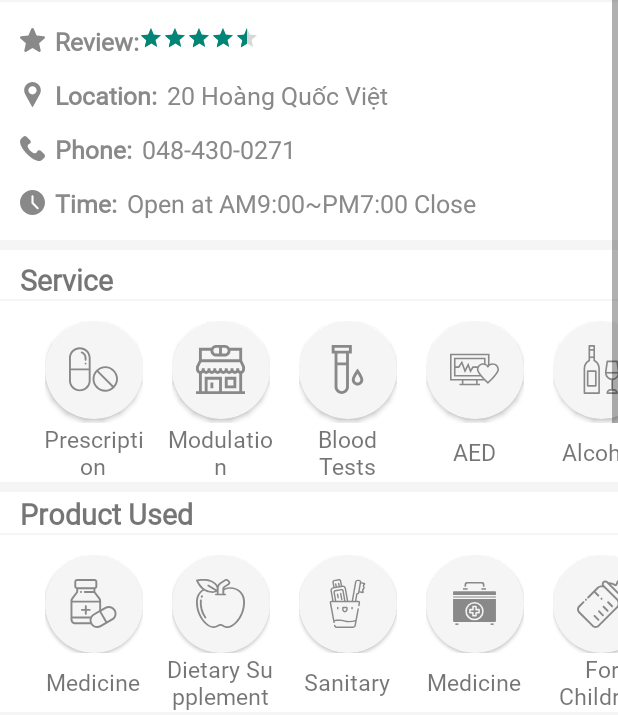
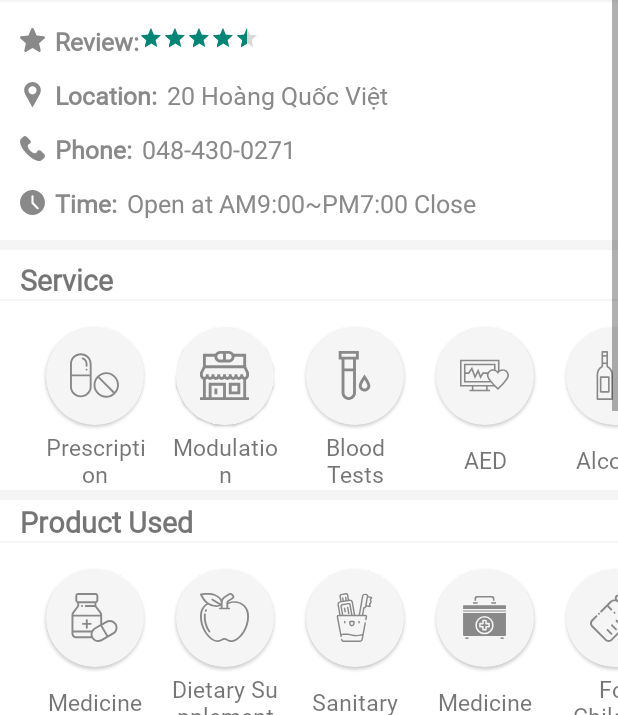
Before and after one commit to hoangth312/DrugStore, an Android app: the InformationDrugStoreFragment screen opened through its navigation route, on a phone screen of 412 x 824 dp, the part 521-1236 px from its top. Run offline under Robolectric (Android 15) with nearby library versions, the phone set to English and light mode, and no system bars; our stand-ins replace navigation-ui, sdp/ssp sizes; libraries missing offline, so code that uses them is left out: com.budiyev.android; plain views replace CircleIndicator; 6 statements that could not run were skipped.

Commit message:
commit lan 1 by Phong

```diff
--- a/app/src/main/java/com/hoanganh/drugstore/Fragment/InformationDrugStoreFragment.kt
+++ b/app/src/main/java/com/hoanganh/drugstore/Fragment/InformationDrugStoreFragment.kt
@@ -12,14 +12,12 @@ import androidx.recyclerview.widget.RecyclerView
 import com.hoanganh.drugstore.Adapter.CommentAdapter
 import com.hoanganh.drugstore.Adapter.ProductUsedAdapter
 import com.hoanganh.drugstore.Adapter.ServiceAdapter
-import com.hoanganh.drugstore.Model.Comment
-import com.hoanganh.drugstore.Model.DrugStore
-import com.hoanganh.drugstore.Model.ProductUsed
-import com.hoanganh.drugstore.Model.Services
+import com.hoanganh.drugstore.Model.*
 import com.hoanganh.drugstore.R
 import com.hoanganh.drugstore.api.RetrofitClient
 import kotlinx.android.synthetic.main.fragment_information_drug_store.*
 import kotlinx.android.synthetic.main.fragment_information_drug_store.view.*
+import org.json.JSONArray
 import retrofit2.Call
 import java.text.SimpleDateFormat
 import java.util.*
@@ -32,45 +30,15 @@ class InformationDrugStoreFragment : Fragment() {
     private val listProductUsed = ArrayList<ProductUsed>()
     private val listCommentDS = ArrayList<Comment>()
     private val now = SimpleDateFormat("yyyy/MM/dd", Locale.getDefault()).format(Date())
-//    private val token = "Bearer eyJhbGciOiJIUzUxMiJ9.eyJzdWIiOiJwaG9uZ2RlcHRyYWkiLCJpYXQiOjE2MTA5NTM5NTAsImV4cCI6MTYxMDk4Mjc1MH0.RbhX2TaCOUFZEvQ18V9YpQrePZ_9S0VeD2WyhtZ98hukcpHIa8TSNnVAqFEhvwim-iYqezMIMWu7Sd5Y2Vw7RQ"
     override fun onCreateView(inflater: LayoutInflater, container: ViewGroup?, savedInstanceState: Bundle?): View? {
         viewOfLayout = inflater.inflate(R.layout.fragment_information_drug_store, container, false)
         setupView()
         setDataService()
         setDataProduct()
         setDataComment()
-//        getDataDrugStore()
-
+        getDataDrugStore()
         return viewOfLayout
     }
-
-//    private fun getDataDrugStore() {
-//        RetrofitClient
-//                .getApiService()
-//                .getDrugstore(token)
-//        .enqueue(object : Callback<DrugStore>{
-//            override fun onResponse(call: Call<DrugStore>, response: Response<DrugStore>) {
-//                response.isSuccessful
-//            }
-//
-//            override fun onFailure(call: Call<DrugStore>, t: Throwable) {
-
-//            }
-//
-//        })
-//    }
-
-    override fun onResume() {
-        super.onResume()
-        (activity as AppCompatActivity?)!!.supportActionBar!!.hide()
-    }
-
-    override fun onStop() {
-        super.onStop()
-        (activity as AppCompatActivity?)!!.supportActionBar!!.show()
-
-    }
-
 
     private fun setupView() {
         viewOfLayout.rcService.layoutManager = LinearLayoutManager(context, RecyclerView.HORIZONTAL, false)
@@ -79,9 +47,7 @@ class InformationDrugStoreFragment : Fragment() {
         viewOfLayout.rcProductUsed.layoutManager = LinearLayoutManager(context, RecyclerView.HORIZONTAL, false)
         val productUsedAdapter = ProductUsedAdapter(listProductUsed)
         viewOfLayout.rcProductUsed.adapter = productUsedAdapter
-
     }
-
 
     private fun setDataService() {
         listService.add(Services(R.drawable.ic_pills, "Prescription"))
@@ -107,15 +73,15 @@ class InformationDrugStoreFragment : Fragment() {
         viewOfLayout.reviewCommentDS.setOnRatingBarChangeListener { ratingBar, rating, fromUser -> rating }
 
         viewOfLayout.btnCommentDS.setOnClickListener {
-            if (edtComment.text.toString() == "" ) {
+            if (edtComment.text.toString() == "") {
                 Toast.makeText(context, "Pls Enter Text", Toast.LENGTH_SHORT).show()
-            } else if (reviewCommentDS.rating.toDouble() == 0.0){
+            } else if (reviewCommentDS.rating.toDouble() == 0.0) {
                 Toast.makeText(context, "Pls Enter Rating for you", Toast.LENGTH_SHORT).show()
             } else {
                 val cmt = edtComment.text.toString()
                 val currentDate = txtDateCommentDS.text.toString()
                 val rateValue = reviewCommentDS.rating
-                listCommentDS.add(0,Comment(cmt, "", rateValue, currentDate))
+                listCommentDS.add(0, Comment(cmt, "", rateValue, currentDate))
                 val listCommentAdapter = CommentAdapter(listCommentDS)
                 viewOfLayout.rcComment.layoutManager = LinearLayoutManager(context)
                 viewOfLayout.rcComment.setItemViewCacheSize(2)
@@ -126,4 +92,48 @@ class InformationDrugStoreFragment : Fragment() {
     }
 
 
+    private fun getDataDrugStore() {
+        RetrofitClient
+                .getApiService()
+                .getDrugstore()
+                .enqueue(object : Callback<List<DrugStoreItem>> {
+                    override fun onResponse(call: Call<List<DrugStoreItem>>, response: Response<List<DrugStoreItem>>) {
+                        response.isSuccessful
+//                    val jsonArray = JSONArray()
+//                    for (i in 0 until jsonArray.length()) {
+//                        val drugStore = jsonArray.getJSONObject(i)
+//                        txtNameDrugStore.text = drugStore.getString("name")
+//                        val name = drugStore.getString("name")
+//                        val phoneNumber = drugStore.getString("phoneNumber")
+//                        val apartmentNumber = drugStore.getString("apartmentNumber")
+//                        val street = drugStore.getString("street")
+//                        val timeWorking = drugStore.getString("timeWorking")
+//                        val vote = drugStore.getBoolean("vote")
+//
+
+
+
+    }
+
+    override fun onFailure(call: Call<List<DrugStoreItem>>, t: Throwable) {
+
+    }
+
+})
 }
+
+override fun onResume() {
+    super.onResume()
+    (activity as AppCompatActivity?)!!.supportActionBar!!.hide()
+}
+
+override fun onStop() {
+    super.onStop()
+    (activity as AppCompatActivity?)!!.supportActionBar!!.show()
+
+}
+
+
+
+
+}
--- a/app/src/main/java/com/hoanganh/drugstore/api/API.kt
+++ b/app/src/main/java/com/hoanganh/drugstore/api/API.kt
@@ -1,6 +1,7 @@
 package com.hoanganh.drugstore.api
 
 import com.hoanganh.drugstore.Model.DrugStore
+import com.hoanganh.drugstore.Model.DrugStoreItem
 import com.hoanganh.drugstore.Model.LoginResponse
 import com.hoanganh.drugstore.Model.User
 import retrofit2.Call
@@ -13,6 +14,6 @@ interface API {
     fun userLogin(@Body user: LoginResponse): Call<User>
 
     @GET("drugstores")
-    fun getDrugstore(@Header("Authorization") auth: String): Call<DrugStore>
+    fun getDrugstore(): Call<List<DrugStoreItem>>
 
 }
--- a/app/src/main/res/layout/item_product_used.xml
+++ b/app/src/main/res/layout/item_product_used.xml
@@ -12,6 +12,7 @@
         android:layout_width="wrap_content"
         android:layout_height="wrap_content"
         android:layout_marginTop="@dimen/_10sdp"
+
         app:layout_constraintEnd_toEndOf="parent"
         app:layout_constraintStart_toStartOf="parent"
         app:layout_constraintTop_toTopOf="parent">
@@ -24,6 +25,7 @@
             app:cardCornerRadius="@dimen/_100sdp"
             android:elevation="@dimen/_1sdp"
             android:visibility="visible"
+            android:layout_margin="@dimen/_3sdp"
             >
             <ImageView
                 android:id="@+id/imgProductUsed"
--- a/app/src/main/res/layout/item_service.xml
+++ b/app/src/main/res/layout/item_service.xml
@@ -15,14 +15,14 @@
         app:layout_constraintStart_toStartOf="parent"
         app:layout_constraintTop_toTopOf="parent">
 
-        <androidx.cardview.widget.CardView
+        <com.google.android.material.card.MaterialCardView
             android:id="@+id/cardViewItem"
             android:layout_width="@dimen/_50sdp"
             android:layout_height="@dimen/_50sdp"
             android:layout_marginBottom="@dimen/_2sdp"
             app:cardBackgroundColor="@color/gray_100"
             app:cardCornerRadius="@dimen/_100sdp"
-
+            android:layout_margin="@dimen/_3sdp"
             >
 
             <ImageView
@@ -34,7 +34,7 @@
                 android:src="@drawable/ic_pills"
 
                 />
-        </androidx.cardview.widget.CardView>
+        </com.google.android.material.card.MaterialCardView>
     </RelativeLayout>
 
     <TextView
```
Also changed, not shown: app/src/main/java/com/hoanganh/drugstore/activity/MainActivity.kt (+18 -18 lines).
